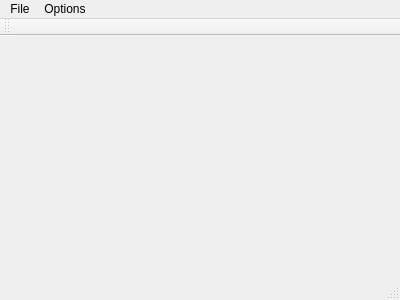
Before: the Qt Designer form ui/qhda.ui in pussbb/QHDA, drawn with Qt 5.
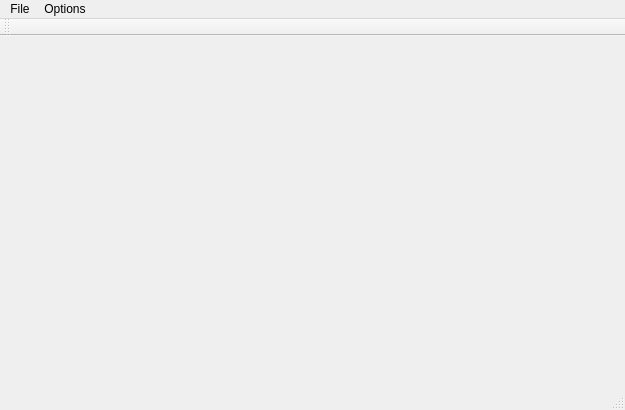
After: the same form once the commit is applied.

Commit message: added docked widget

```diff
--- a/ui/qhda.ui
+++ b/ui/qhda.ui
@@ -6,8 +6,8 @@
    <rect>
     <x>0</x>
     <y>0</y>
-    <width>400</width>
-    <height>300</height>
+    <width>625</width>
+    <height>410</height>
    </rect>
   </property>
   <property name="windowTitle">
@@ -19,7 +19,7 @@
     <rect>
      <x>0</x>
      <y>0</y>
-     <width>400</width>
+     <width>625</width>
      <height>25</height>
     </rect>
    </property>
```
The commit also changes 2 other files.
